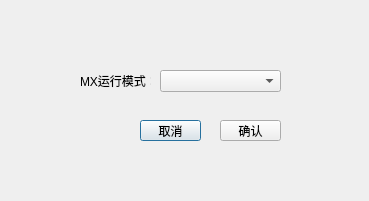
Qt form XYnetwork_PC/mxmodedialog.ui (hym20020212/TRCGM_project) before a commit.
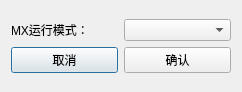
The same form after that commit.

```diff
--- a/XYnetwork_PC/mxmodedialog.ui
+++ b/XYnetwork_PC/mxmodedialog.ui
@@ -6,62 +6,51 @@
    <rect>
     <x>0</x>
     <y>0</y>
-    <width>369</width>
-    <height>201</height>
+    <width>242</width>
+    <height>92</height>
    </rect>
   </property>
   <property name="windowTitle">
    <string>MX运行模式设置</string>
   </property>
+  <layout class="QGridLayout" name="gridLayout">
+   <item row="0" column="0">
+    <layout class="QVBoxLayout" name="verticalLayout">
+     <item>
+      <layout class="QHBoxLayout" name="horizontalLayout_2">
+       <item>
   <widget class="QLabel" name="labelMode">
-   <property name="geometry">
-    <rect>
-     <x>80</x>
-     <y>70</y>
-     <width>71</width>
-     <height>21</height>
-    </rect>
-   </property>
    <property name="text">
     <string>MX运行模式：</string>
    </property>
   </widget>
-  <widget class="QComboBox" name="comboMode">
-   <property name="geometry">
-    <rect>
-     <x>160</x>
-     <y>70</y>
-     <width>121</width>
-     <height>22</height>
-    </rect>
-   </property>
-  </widget>
+       </item>
+       <item>
+        <widget class="QComboBox" name="comboMode"/>
+       </item>
+      </layout>
+     </item>
+     <item>
+      <layout class="QHBoxLayout" name="horizontalLayout">
+       <item>
   <widget class="QPushButton" name="btnCancel">
-   <property name="geometry">
-    <rect>
-     <x>140</x>
-     <y>120</y>
-     <width>61</width>
-     <height>21</height>
-    </rect>
-   </property>
    <property name="text">
     <string>取消</string>
    </property>
   </widget>
+       </item>
+       <item>
   <widget class="QPushButton" name="btnOK">
-   <property name="geometry">
-    <rect>
-     <x>220</x>
-     <y>120</y>
-     <width>61</width>
-     <height>21</height>
-    </rect>
-   </property>
    <property name="text">
     <string>确认</string>
    </property>
   </widget>
+       </item>
+      </layout>
+     </item>
+    </layout>
+   </item>
+  </layout>
  </widget>
  <resources/>
  <connections/>
```
Lines whose indentation alone changed are shown as unchanged.
